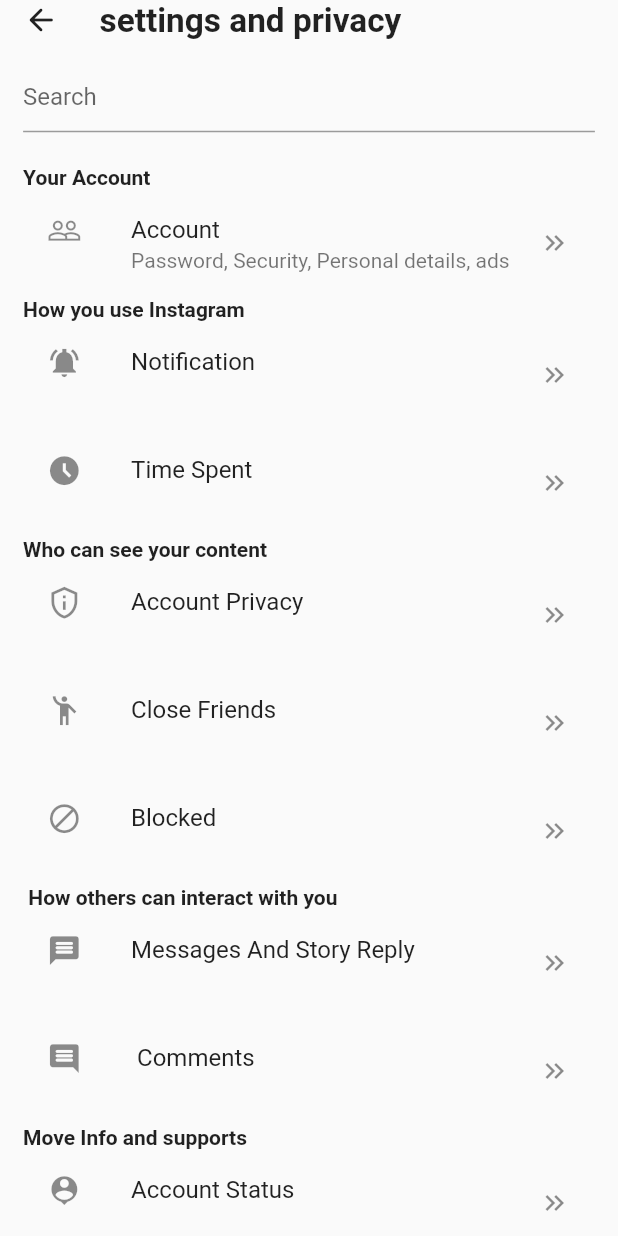
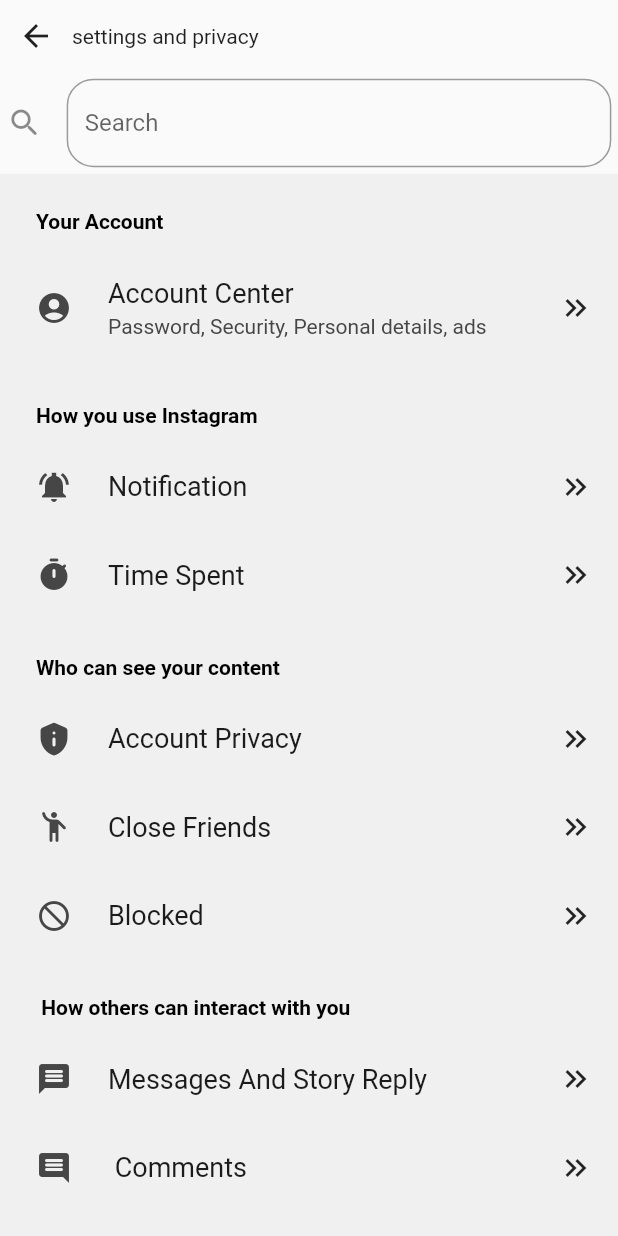
Before and after one commit to abhishek2355/Alpha_Demo, a Flutter app: the screen it shows after launch, on a phone screen of 412 x 824 dp. Run offline on Flutter 3.47's test engine with Material 2 defaults, Android fonts, the phone set to English and light mode, and no system bars; drawn by our look-alikes of settings_ui.

Commit message:
create setting page with setting pacakagcreate setting page with setting pacakage

```diff
--- a/lib/constants/app_design.dart
+++ b/lib/constants/app_design.dart
@@ -1,12 +1,12 @@
-import 'package:flutter_screenutil/flutter_screenutil.dart';
+// import 'package:flutter_screenutil/flutter_screenutil.dart';
 
 const double designWidth = 428;
 const double designHeight = 926;
 
 double getHeight(double height) {
-  return (height / designHeight).sh;
+  return (height / designHeight);
 }
 
 double getWeight(double width) {
-  return (width / designWidth).sw;
+  return (width / designWidth);
 }
--- a/lib/constants/app_heights.dart
+++ b/lib/constants/app_heights.dart
@@ -66,3 +66,4 @@
 final double height818 = 818 / app_design_height;
 final double height822 = 822 / app_design_height;
 final double height878 = 878 / app_design_height;
+final double height926 = 926 / app_design_height;
--- a/lib/constants/app_strings.dart
+++ b/lib/constants/app_strings.dart
@@ -158,7 +158,7 @@
 const settingAndPrivacyHedingText = "settings and privacy";
 const search = "Search";
 const yourAccount = 'Your Account';
-const account = "Account";
+const account = "Account Center";
 const accountSubtitle = "Password, Security, Personal details, ads";
 const howYouUseInstagram = "How you use Instagram";
 const notification = "Notification";
--- a/lib/constants/app_widths.dart
+++ b/lib/constants/app_widths.dart
@@ -1,10 +1,10 @@
-import 'package:flutter_screenutil/flutter_screenutil.dart';
+// import 'package:flutter_screenutil/flutter_screenutil.dart';
 import 'package:alpha_devayani/constants/app_design.dart' as app_design;
 
 var app_design_width = app_design.designWidth;
 
-final double fullyExpendedWidth = 1.sw;
-final double halfExpandedWidth = 0.5.sw;
+final double fullyExpendedWidth = 1;
+final double halfExpandedWidth = 0.5;
 final double width1 = 1 / app_design_width;
 final double width2 = 2 / app_design_width;
 final double width10 = 10 / app_design_width;
--- a/lib/result_page.dart
+++ b/lib/result_page.dart
@@ -1,5 +1,5 @@
-import 'package:alpha_devayani/setting_and_privacy_listtile_widget.dart';
 import 'package:flutter/material.dart';
+import 'package:settings_ui/settings_ui.dart';
 import 'package:alpha_devayani/constants/app_heights.dart' as app_heights;
 import 'package:alpha_devayani/constants/app_strings.dart' as app_strings;
 import 'package:alpha_devayani/constants/app_widths.dart' as app_widths;
@@ -14,8 +14,6 @@
 class _SharePageState extends State<SharePage> {
   @override
   Widget build(BuildContext context) {
-    // Accessing MediaQuery for responsive layout
-    // Calculate the height and width of the screen.
     var deviceMedia = MediaQuery.of(context);
     final double screenHeight = deviceMedia.size.height -
         deviceMedia.padding.top -
@@ -26,154 +24,188 @@
 
     return SafeArea(
       child: Scaffold(
-        body: SingleChildScrollView(
-          child: Padding(
-            padding: EdgeInsets.symmetric(
-                horizontal: screenWidth * app_widths.width16),
-            child: Column(
-              crossAxisAlignment: CrossAxisAlignment.start,
+        body: Column(
           children: [
             Row(
               children: [
-                    InkWell(
-                      child: Icon(
-                        Icons.arrow_back_rounded,
+                IconButton(onPressed: () {}, icon: Icon(Icons.arrow_back)),
+                Text(app_strings.settingAndPrivacyHedingText),
+              ],
             ),
-                      onTap: () {},
+            Padding(
+              padding: EdgeInsets.all(screenHeight * app_heights.height5),
+              child: TextFormField(
+                decoration: InputDecoration(
+                  border: OutlineInputBorder(
+                    borderRadius: BorderRadius.all(
+                        Radius.circular(screenHeight * app_heights.height20)),
                   ),
-                    SizedBox(
-                      width: screenWidth * app_widths.width28,
+                  hintText: app_strings.search,
+                  icon: Icon(Icons.search_rounded),
+                  hoverColor: Colors.grey,
                 ),
-                    Text(
-                      app_strings.settingAndPrivacyHedingText,
+              ),
+            ),
+            Flexible(
+              child: SizedBox(
+                height: screenHeight * app_heights.height926,
+                child: SettingsList(
+                  sections: [
+                    SettingsSection(
+                      title: Text(
+                        app_strings.yourAccount,
                         style: TextStyle(
-                          fontWeight: FontWeight.bold,
-                          fontSize: screenHeight * app_heights.height25),
+                            color: Colors.black, fontWeight: FontWeight.bold),
+                      ),
+                      tiles: <SettingsTile>[
+                        SettingsTile.navigation(
+                          leading: Icon(Icons.account_circle_rounded),
+                          title: Text(app_strings.account),
+                          value: Text(app_strings.accountSubtitle),
+                          trailing:
+                              Icon(Icons.keyboard_double_arrow_right_outlined),
+                          onPressed: (context) {},
                         ),
                       ],
                     ),
-
-                SizedBox(
-                  height: screenHeight * app_heights.height16,
+                    SettingsSection(
+                      title: Text(
+                        app_strings.howYouUseInstagram,
+                        style: TextStyle(
+                            color: Colors.black, fontWeight: FontWeight.bold),
                       ),
-                //Search Box
-                TextFormField(
-                  decoration: InputDecoration(hintText: 'Search'),
+                      tiles: <SettingsTile>[
+                        SettingsTile.navigation(
+                          leading: Icon(Icons.notifications_on_sharp),
+                          title: Text(app_strings.notification),
+                          trailing:
+                              Icon(Icons.keyboard_double_arrow_right_outlined),
+                          onPressed: (context) {},
                         ),
-
-                SizedBox(
-                  height: screenHeight * app_heights.height25,
+                      ],
                     ),
-
-                //Account
-                Text(
-                  app_strings.yourAccount,
-                  style: TextStyle(fontWeight: FontWeight.bold),
+                    SettingsSection(
+                      tiles: <SettingsTile>[
+                        SettingsTile.navigation(
+                          leading: Icon(Icons.timer_rounded),
+                          title: Text(app_strings.timeSpent),
+                          trailing:
+                              Icon(Icons.keyboard_double_arrow_right_outlined),
+                          onPressed: (context) {},
                         ),
-
-                ListTileWithIconsAndContent(
-                  iconName: Icons.people_outline,
-                  title: app_strings.account,
-                  subtitle: app_strings.accountSubtitle,
+                      ],
                     ),
-
-                // SizedBox(
-                //   height: screenHeight * app_heights.height58,
-                // ),
-
-                //user guidance
-                Text(
-                  app_strings.howYouUseInstagram,
-                  style: TextStyle(fontWeight: FontWeight.bold),
+                    SettingsSection(
+                      title: Text(
+                        app_strings.whoCanSeeYourContent,
+                        style: TextStyle(
+                            color: Colors.black, fontWeight: FontWeight.bold),
                       ),
-
-                ListTileWithIconsAndContent(
-                  iconName: Icons.notifications_on_sharp,
-                  title: app_strings.notification,
-                  subtitle: '',
+                      tiles: <SettingsTile>[
+                        SettingsTile.navigation(
+                          leading: Icon(Icons.privacy_tip_rounded),
+                          title: Text(app_strings.accountPrivacy),
+                          trailing:
+                              Icon(Icons.keyboard_double_arrow_right_outlined),
+                          onPressed: (context) {},
                         ),
-
-                ListTileWithIconsAndContent(
-                  iconName: Icons.access_time_filled_sharp,
-                  title: app_strings.timeSpent,
-                  subtitle: '',
+                      ],
                     ),
-
-                //Who can see your content
-                Text(
-                  app_strings.whoCanSeeYourContent,
-                  style: TextStyle(fontWeight: FontWeight.bold),
+                    SettingsSection(
+                      tiles: <SettingsTile>[
+                        SettingsTile.navigation(
+                          leading: Icon(Icons.emoji_people_rounded),
+                          title: Text(app_strings.closeFriends),
+                          trailing:
+                              Icon(Icons.keyboard_double_arrow_right_outlined),
+                          onPressed: (context) {},
                         ),
-
-                ListTileWithIconsAndContent(
-                  iconName: Icons.privacy_tip_outlined,
-                  title: app_strings.accountPrivacy,
-                  subtitle: '',
+                      ],
                     ),
-
-                ListTileWithIconsAndContent(
-                  iconName: Icons.emoji_people_outlined,
-                  title: app_strings.closeFriends,
-                  subtitle: '',
+                    SettingsSection(
+                      tiles: <SettingsTile>[
+                        SettingsTile.navigation(
+                          leading: Icon(Icons.block_flipped),
+                          title: Text(app_strings.blocked),
+                          trailing:
+                              Icon(Icons.keyboard_double_arrow_right_outlined),
+                          onPressed: (context) {},
                         ),
-
-                ListTileWithIconsAndContent(
-                  iconName: Icons.block_sharp,
-                  title: app_strings.blocked,
-                  subtitle: '',
+                      ],
                     ),
-
-                //next section how
-                Text(
+                    SettingsSection(
+                      title: Text(
                         app_strings.howOthersCanInteractWithYou,
-                  style: TextStyle(fontWeight: FontWeight.bold),
+                        style: TextStyle(
+                            color: Colors.black, fontWeight: FontWeight.bold),
                       ),
-
-                ListTileWithIconsAndContent(
-                  iconName: Icons.message_rounded,
-                  title: app_strings.messagesAndStoryReply,
-                  subtitle: '',
+                      tiles: <SettingsTile>[
+                        SettingsTile.navigation(
+                          leading: Icon(Icons.message_rounded),
+                          title: Text(app_strings.messagesAndStoryReply),
+                          trailing:
+                              Icon(Icons.keyboard_double_arrow_right_outlined),
+                          onPressed: (context) {},
                         ),
-
-                ListTileWithIconsAndContent(
-                  iconName: Icons.comment_rounded,
-                  title: app_strings.comments,
-                  subtitle: '',
+                      ],
                     ),
-
-                //next section
-                Text(
+                    SettingsSection(
+                      tiles: <SettingsTile>[
+                        SettingsTile.navigation(
+                          leading: Icon(Icons.comment_rounded),
+                          title: Text(app_strings.comments),
+                          trailing:
+                              Icon(Icons.keyboard_double_arrow_right_outlined),
+                          onPressed: (context) {},
+                        ),
+                      ],
+                    ),
+                    SettingsSection(
+                      title: Text(
                         app_strings.moveInfoAndSupport,
-                  style: TextStyle(fontWeight: FontWeight.bold),
+                        style: TextStyle(
+                            color: Colors.black, fontWeight: FontWeight.bold),
                       ),
-
-                ListTileWithIconsAndContent(
-                  iconName: Icons.person_pin,
-                  title: app_strings.accountStatus,
-                  subtitle: '',
+                      tiles: <SettingsTile>[
+                        SettingsTile.navigation(
+                          leading: Icon(Icons.person_pin),
+                          title: Text(app_strings.accountStatus),
+                          trailing:
+                              Icon(Icons.keyboard_double_arrow_right_outlined),
+                          onPressed: (context) {},
                         ),
-
-                ListTileWithIconsAndContent(
-                  iconName: Icons.person_pin_outlined,
-                  title: app_strings.about,
-                  subtitle: '',
+                      ],
                     ),
-                // Logout
-
-                Padding(
-                  padding: EdgeInsets.only(
-                      bottom: screenHeight * app_heights.height20),
-                  child: Text(
+                    SettingsSection(
+                      tiles: <SettingsTile>[
+                        SettingsTile.navigation(
+                          leading: Icon(Icons.person_pin_outlined),
+                          title: Text(app_strings.about),
+                          trailing:
+                              Icon(Icons.keyboard_double_arrow_right_outlined),
+                          onPressed: (context) {},
+                        ),
+                      ],
+                    ),
+                    SettingsSection(
+                      tiles: <SettingsTile>[
+                        SettingsTile.navigation(
+                          leading: Icon(Icons.logout_rounded),
+                          title: Text(
                             app_strings.logoutUsername,
-                    style: TextStyle(
-                        color: Colors.red, fontWeight: FontWeight.bold),
+                            style: TextStyle(color: Colors.red),
+                          ),
+                          onPressed: (context) {},
+                        ),
+                      ],
+                    ),
+                  ],
+                ),
               ),
             ),
           ],
         ),
       ),
-        ),
-      ),
     );
   }
 }
--- a/pubspec.yaml
+++ b/pubspec.yaml
@@ -31,11 +31,7 @@
   flutter:
     sdk: flutter
 
-
-  # The following adds the Cupertino Icons font to your application.
-  # Use with the CupertinoIcons class for iOS style icons.
-  cupertino_icons: ^1.0.2
-  flutter_screenutil: ^5.9.0
+  settings_ui: ^2.0.2
 
 dev_dependencies:
   flutter_test:
```
Also changed, not shown: pubspec.lock. Lines whose indentation alone changed are shown as unchanged.
